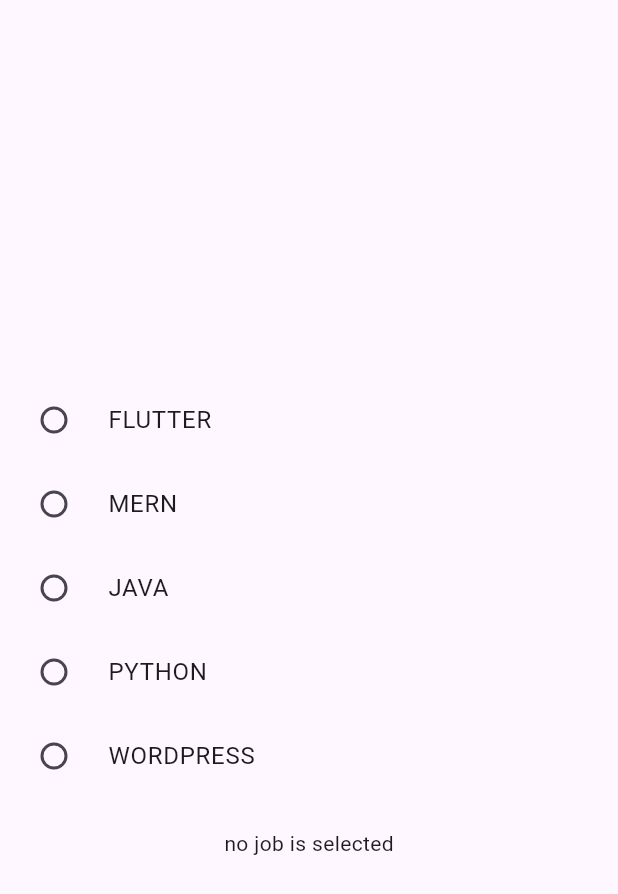
After one commit to adam-aswin/Basics, a Flutter app: the RadioButton screen opened directly, on a phone screen of 412 x 824 dp. The commit adds this screen. Shown: the top 894 px of the screen. Run offline on Flutter 3.47's test engine with Material 3 defaults, Android fonts, the phone set to English and light mode, and no system bars; our stand-ins replace curved_navigation_bar.

Commit message:
files updated

```diff
--- a/widget3/lib/widgtes/appwork.dart
+++ b/widget3/lib/widgtes/appwork.dart
@@ -53,12 +53,15 @@ class AppWork extends StatelessWidget {
       bottomNavigationBar: BottomNavigationBar(
         items: [
           BottomNavigationBarItem(
+
               icon: Icon(
                 Icons.menu,
                 color: Colors.black,
               ),
               label: "manage",
-              tooltip: "manage"),
+
+              tooltip: "manage",
+              ),
           BottomNavigationBarItem(
               icon: Icon(
                 Icons.payment,
--- /dev/null
+++ b/widget3/lib/widgtes/gridviewbuilder.dart
@@ -0,0 +1,54 @@
+import 'package:flutter/material.dart';
+
+class GridviewBuilderWidget extends StatelessWidget {
+  final List<Map<dynamic, dynamic>> _post = [
+    {"name": "Aswin", "Job": "Flutter"},
+    {"name": "alan", "Job": "python"},
+    {"name": "avin", "Job": "mern"},
+    {"name": "anu", "Job": "c++"},
+    {"name": "sharu", "Job": "php"},
+    {"name": "manu", "Job": "flutter"},
+    {"name": "alvin", "Job": "python"},
+    {"name": "Aswin", "Job": "Flutter"},
+    {"name": "alan", "Job": "python"},
+    {"name": "avin", "Job": "mern"},
+    {"name": "anu", "Job": "c++"},
+    {"name": "sharu", "Job": "php"},
+    {"name": "manu", "Job": "flutter"},
+    {"name": "alvin", "Job": "python"},
+    {"name": "Aswin", "Job": "Flutter"},
+    {"name": "alan", "Job": "python"},
+    {"name": "avin", "Job": "mern"},
+    {"name": "anu", "Job": "c++"},
+    {"name": "sharu", "Job": "php"},
+    {"name": "manu", "Job": "flutter"},
+    {"name": "alvin", "Job": "python"},
+  ];
+  Widget build(BuildContext context) {
+    return Scaffold(
+      body: Container(
+        height: MediaQuery.of(context).size.height,
+        width: MediaQuery.of(context).size.width,
+        child: GridView.builder(
+          itemCount: _post.length,
+          gridDelegate: SliverGridDelegateWithFixedCrossAxisCount(
+            crossAxisSpacing: 5,
+            mainAxisSpacing: 5,
+            childAspectRatio: 2 / 3,
+            crossAxisCount: 2,
+          ),
+          itemBuilder: (context, index) {
+            return Container(
+              // margin: EdgeInsets.all(10),
+              alignment: Alignment.center,
+              width: 100,
+              height: 100,
+              color: Colors.green,
+              child: Text(_post[index]["name"]),
+            );
+          },
+        ),
+      ),
+    );
+  }
+}
--- /dev/null
+++ b/widget3/lib/widgtes/radiobutton.dart
@@ -0,0 +1,76 @@
+import 'package:flutter/material.dart';
+
+class RadioButton extends StatefulWidget {
+  const RadioButton({super.key});
+
+  @override
+  State<RadioButton> createState() => _RadioButtonState();
+}
+
+class _RadioButtonState extends State<RadioButton> {
+  String? _isSelected;
+  @override
+  Widget build(BuildContext context) {
+    return Scaffold(
+      body: Center(
+        child: Column(
+          mainAxisAlignment: MainAxisAlignment.center,
+          crossAxisAlignment: CrossAxisAlignment.center,
+          children: [
+            RadioListTile(
+                title: Text("FLUTTER"),
+                value: "FLUTTER",
+                groupValue: _isSelected,
+                onChanged: (String? value) {
+                  setState(() {
+                    _isSelected = value;
+                  });
+                }),
+            RadioListTile(
+                title: Text("MERN"),
+                value: "MERN",
+                groupValue: _isSelected,
+                onChanged: (String? value) {
+                  setState(() {
+                    _isSelected = value;
+                  });
+                }),
+            RadioListTile(
+                title: Text("JAVA"),
+                value: "JAVA",
+                groupValue: _isSelected,
+                onChanged: (String? value) {
+                  setState(() {
+                    _isSelected = value;
+                  });
+                }),
+            RadioListTile(
+                title: Text("PYTHON"),
+                value: "PYTHON",
+                groupValue: _isSelected,
+                onChanged: (String? value) {
+                  setState(() {
+                    _isSelected = value;
+                  });
+                }),
+            RadioListTile(
+                title: Text("WORDPRESS"),
+                value: "WORDPRESS",
+                groupValue: _isSelected,
+                onChanged: (String? value) {
+                  setState(() {
+                    _isSelected = value;
+                  });
+                }),
+            SizedBox(
+              height: 20,
+            ),
+            Text(_isSelected == null
+                ? "no job is selected"
+                : "selected job: ${_isSelected}")
+          ],
+        ),
+      ),
+    );
+  }
+}
```
Also changed, not shown: widget3/lib/widgtes/ChechBox.dart (added, +54 -0 lines), widget3/lib/widgtes/DropDownMenu.dart (added, +58 -0 lines), widget3/lib/widgtes/todo.dart (added, +101 -0 lines), widget3/pubspec.lock.
